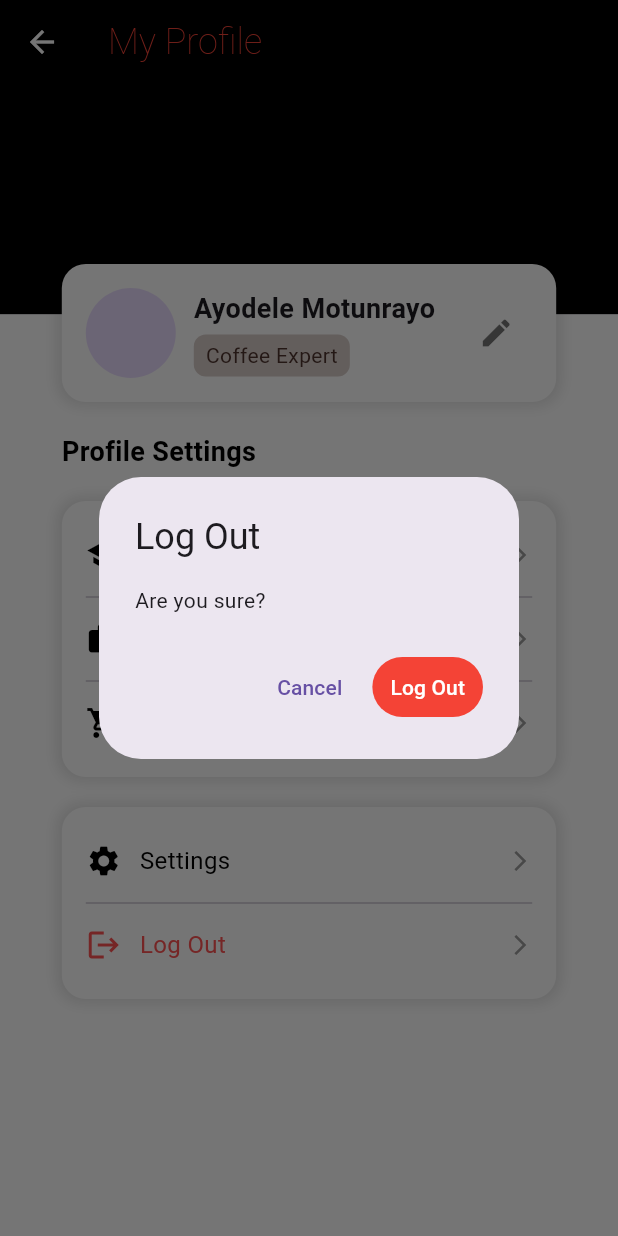
After one commit to mazidahaiman/baristaPro, a Flutter app: the screen it shows once a user with an empty profile is signed in, item 3 of the bottom bar chosen, after a tap on "Log Out", on a phone screen of 412 x 824 dp. The commit adds this screen. Run offline on Flutter 3.47's test engine with Material 3 defaults, Android fonts, the phone set to English and light mode, and no system bars; our stand-ins replace cloud_firestore, firebase_auth, firebase_core, firebase_storage, flutter_dotenv, image_picker; missing offline and left inert: flutter_stripe; accounts and stored records are empty.

Commit message:
Updated feature

```diff
--- a/lib/homepage.dart
+++ b/lib/homepage.dart
@@ -1,4 +1,5 @@
 import 'package:flutter/material.dart';
+import 'package:trytest/profile.dart';
 import 'community.dart';
 import 'package:firebase_auth/firebase_auth.dart';
 import 'package:trytest/views/BookingPage.dart';
@@ -126,6 +127,9 @@ class HomePage extends StatelessWidget {
       case 1:
         Navigator.push(context, MaterialPageRoute(builder: (context) => CommunityForumPage()));
         break;
+      case 2:
+        Navigator.push(context, MaterialPageRoute(builder: (context) => ProfilePage()));
+        break;
     }
   }
 
--- /dev/null
+++ b/lib/profile.dart
@@ -0,0 +1,241 @@
+import 'package:flutter/material.dart';
+
+class ProfilePage extends StatelessWidget {
+  const ProfilePage({super.key});
+
+  @override
+  Widget build(BuildContext context) {
+    return Scaffold(
+      appBar: AppBar(
+        backgroundColor: Colors.black,
+        leading: IconButton(
+          icon: Icon(Icons.arrow_back, color: Colors.white),
+          onPressed: () {
+            Navigator.pop(context); // Navigate back to the previous screen
+          },
+        ),
+        title: Text(
+          "My Profile",
+          style: TextStyle(
+            fontSize: 24,
+            fontWeight: FontWeight.w200,
+            color: Colors.red,
+          ),
+        ),
+      ),
+      body: Stack(
+        children: [
+          Column(
+            children: [
+              Expanded(
+                flex: 2, // 30% of the screen height
+                child: Container(
+                  color: Colors.black,
+                ),
+              ),
+              Expanded(
+                flex: 8, // 70% of the screen height
+                child: Container(
+                  color: Colors.white,
+                ),
+              ),
+            ],
+          ),
+          Positioned(
+            top: 100,
+            left: 0,
+            right: 0,
+            child: Center(
+              child: Container(
+                width: MediaQuery.of(context).size.width * 0.8,
+                child: Column(
+                  children: [
+                    SizedBox(height: 20), // Add some space between the title and the card
+                    ProfileCard(),
+                    SizedBox(height: 20), // Add some space between the card and the text
+                    Align(
+                      alignment: Alignment.centerLeft,
+                      child: Text(
+                        "Profile Settings",
+                        style: TextStyle(
+                          fontSize: 18,
+                          fontWeight: FontWeight.bold,
+                          color: Colors.black,
+                        ),
+                      ),
+                    ),
+                    SizedBox(height: 20), // Add some space between the text and the content card
+                    ContentCard(
+                      items: [
+                        _buildContentItem(Icons.school, "My Certificate", () {
+                          // Handle My Certificate press
+                        }),
+                        Divider(),
+                        _buildContentItem(Icons.work, "Freelance Jobs", () {
+                          // Handle Freelance Jobs press
+                        }),
+                        Divider(),
+                        _buildContentItem(Icons.shopping_cart, "My Order", () {
+                          // Handle My Order press
+                        }),
+                      ],
+                    ),
+                    SizedBox(height: 20), // Add some space between the content cards
+                    ContentCard(
+                      items: [
+                        _buildContentItem(Icons.settings, "Settings", () {
+                          // Handle Settings press
+                        }),
+                        Divider(),
+                        _buildContentItem(Icons.logout, "Log Out", () {
+                          _showLogoutDialog(context);
+                        }, color: Colors.redAccent),
+                      ],
+                    ),
+                  ],
+                ),
+              ),
+            ),
+          ),
+        ],
+      ),
+    );
+  }
+
+  Widget _buildContentItem(IconData icon, String title, VoidCallback onPressed, {Color color = Colors.black}) {
+    return Container(
+      padding: EdgeInsets.symmetric(vertical: 8),
+      child: InkWell(
+        onTap: onPressed,
+        child: Row(
+          children: [
+            Icon(icon, color: color), // Change icon color to the specified color
+            SizedBox(width: 12),
+            Expanded(
+              child: Text(
+                title,
+                style: TextStyle(fontSize: 16, color: color), // Change text color to the specified color
+              ),
+            ),
+            Icon(Icons.arrow_forward_ios, size: 16, color: Colors.grey),
+          ],
+        ),
+      ),
+    );
+  }
+
+  void _showLogoutDialog(BuildContext context) {
+    showDialog(
+      context: context,
+      builder: (BuildContext context) {
+        return AlertDialog(
+          title: Text("Log Out"),
+          content: Text("Are you sure?"),
+          actions: [
+            TextButton(
+              onPressed: () {
+                Navigator.of(context).pop(); // Close the dialog
+              },
+              child: Text("Cancel"),
+            ),
+            TextButton(
+              style: TextButton.styleFrom(
+                backgroundColor: Colors.red, // Red background
+                foregroundColor: Colors.white, // White text
+              ),
+              onPressed: () {
+                // Handle log out action
+                Navigator.of(context).pop(); // Close the dialog
+              },
+              child: Text("Log Out"),
+            ),
+          ],
+        );
+      },
+    );
+  }
+}
+
+class ProfileCard extends StatelessWidget {
+  @override
+  Widget build(BuildContext context) {
+    return Container(
+      padding: EdgeInsets.all(16),
+      decoration: BoxDecoration(
+        color: Colors.white,
+        borderRadius: BorderRadius.circular(16),
+        boxShadow: [
+          BoxShadow(
+            color: Colors.black12,
+            blurRadius: 8,
+            spreadRadius: 2,
+          ),
+        ],
+      ),
+      child: Row(
+        children: [
+          CircleAvatar(
+            radius: 30,
+            backgroundImage: AssetImage("assets/avatar.png"), // Replace with a network image if needed
+          ),
+          SizedBox(width: 12),
+          Column(
+            crossAxisAlignment: CrossAxisAlignment.start,
+            children: [
+              Text(
+                "Ayodele Motunrayo",
+                style: TextStyle(fontSize: 18, fontWeight: FontWeight.bold),
+              ),
+              SizedBox(height: 4),
+              Container(
+                padding: EdgeInsets.symmetric(horizontal: 8, vertical: 4),
+                decoration: BoxDecoration(
+                  color: Colors.brown[100],
+                  borderRadius: BorderRadius.circular(8),
+                ),
+                child: Text(
+                  "Coffee Expert",
+                  style: TextStyle(fontSize: 14, color: Colors.brown[800]),
+                ),
+              ),
+            ],
+          ),
+          Spacer(),
+          IconButton(
+            icon: Icon(Icons.edit, color: Colors.black54),
+            onPressed: () {
+              // Handle edit profile action
+            },
+          ),
+        ],
+      ),
+    );
+  }
+}
+
+class ContentCard extends StatelessWidget {
+  final List<Widget> items;
+
+  const ContentCard({required this.items});
+
+  @override
+  Widget build(BuildContext context) {
+    return Container(
+      padding: EdgeInsets.all(16),
+      decoration: BoxDecoration(
+        color: Colors.white,
+        borderRadius: BorderRadius.circular(16),
+        boxShadow: [
+          BoxShadow(
+            color: Colors.black12,
+            blurRadius: 8,
+            spreadRadius: 2,
+          ),
+        ],
+      ),
+      child: Column(
+        children: items,
+      ),
+    );
+  }
+}
```
